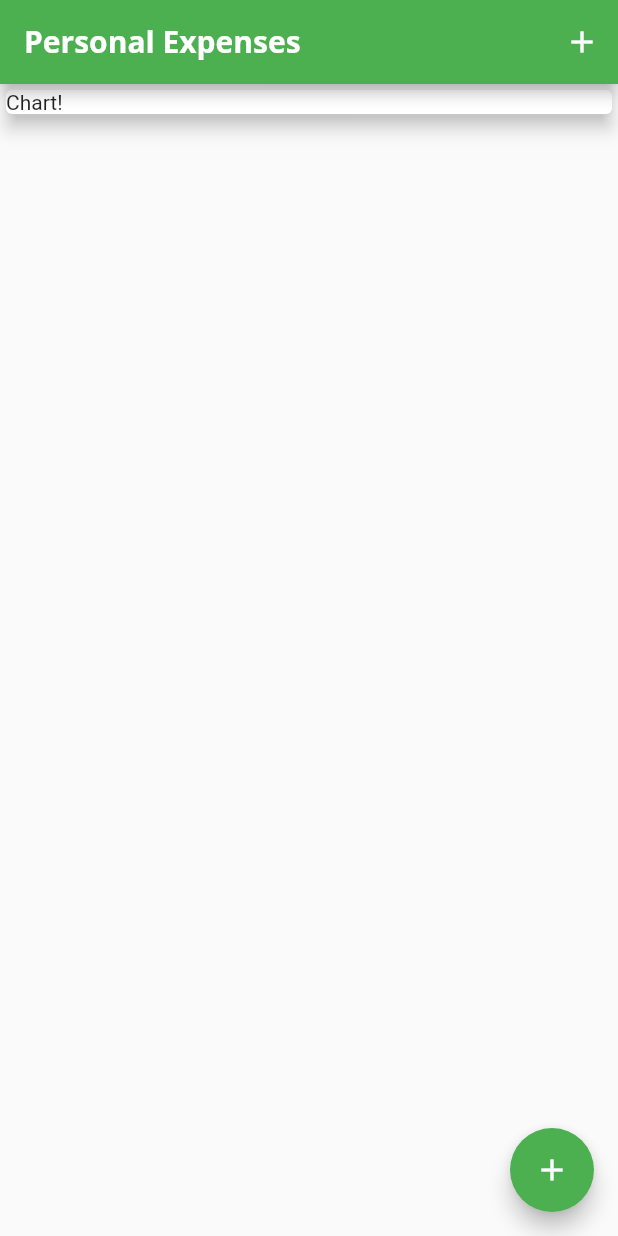
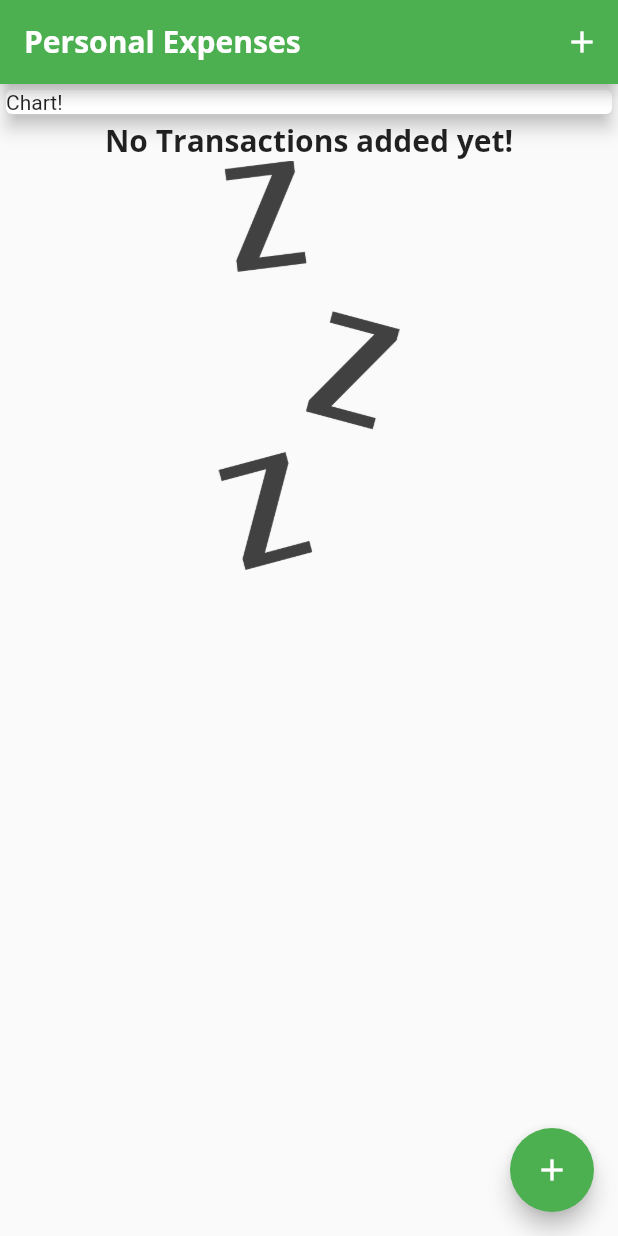
Before and after one commit to ranjeetrocky/fluttermax_expence_tracker, a Flutter app: the screen it shows after launch, on a phone screen of 412 x 824 dp. Run offline on Flutter 3.47's test engine with Material 2 defaults, Android fonts, the phone set to English and light mode, and no system bars.

Commit message:
added Image

```diff
--- a/lib/widgets/transaction_list.dart
+++ b/lib/widgets/transaction_list.dart
@@ -9,7 +9,17 @@ class TransactionList extends StatelessWidget {
   Widget build(BuildContext context) {
     return Container(
       height: 300,
-      child: ListView.builder(
+      child: _transactionList.isEmpty
+          ? Column(
+              children: [
+                Text(
+                  "No Transactions added yet!",
+                  style: Theme.of(context).textTheme.headline5,
+                ),
+                Expanded(child: Image.asset("assets/images/waiting.png"))
+              ],
+            )
+          : ListView.builder(
               itemCount: _transactionList.length,
               itemBuilder: (context, index) {
                 print(index);
--- a/pubspec.yaml
+++ b/pubspec.yaml
@@ -57,8 +57,8 @@ flutter:
   uses-material-design: true
 
   # To add assets to your application, add an assets section, like this:
-  # assets:
-  #   - images/a_dot_burr.jpeg
+  assets:
+    - assets/images/
   #   - images/a_dot_ham.jpeg
 
   # An image asset can refer to one or more resolution-specific "variants", see
```
Also changed, not shown: assets/images/waiting.png (added). Lines whose indentation alone changed are shown as unchanged.
